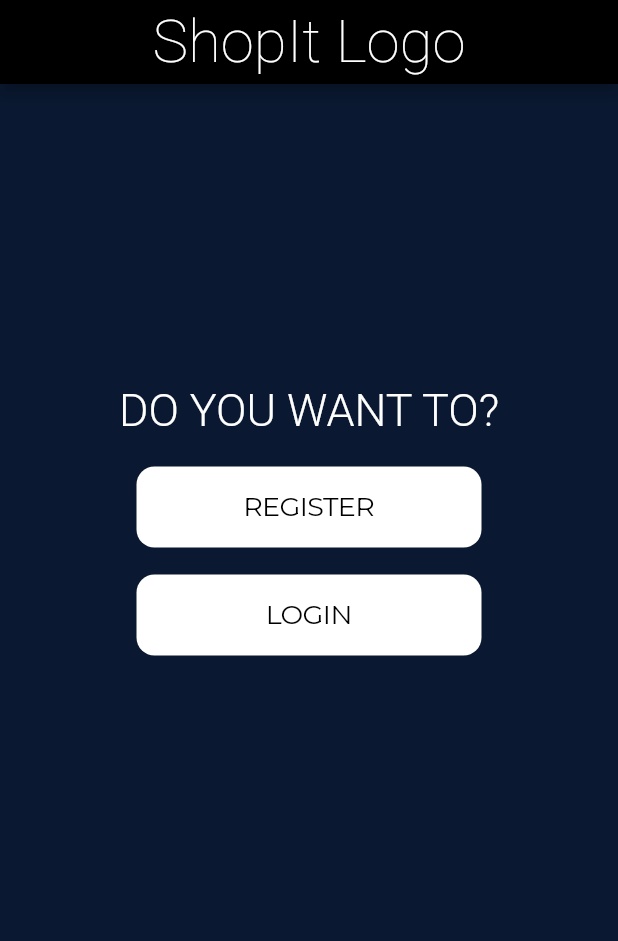
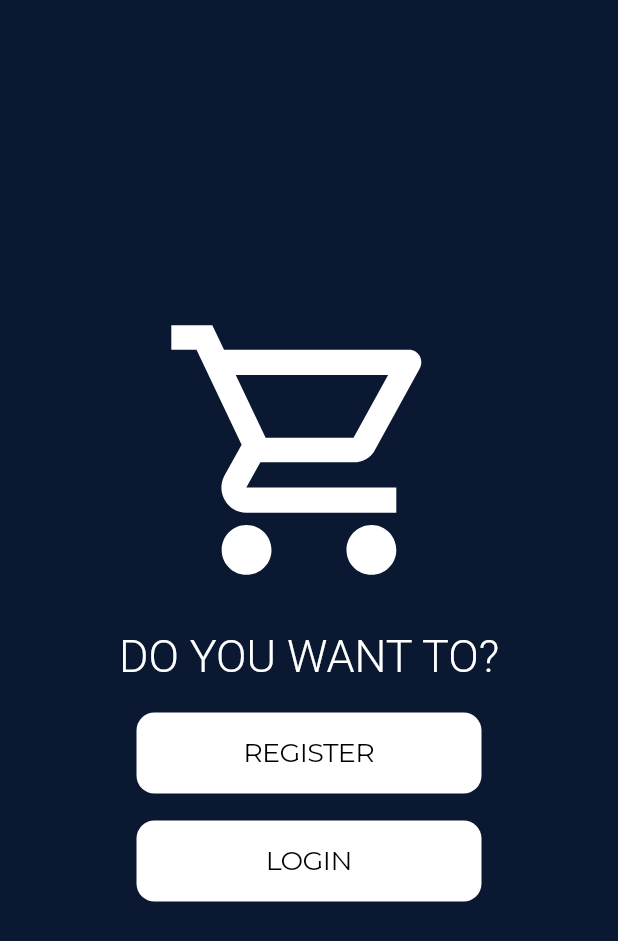
Before and after one commit to Soham041201/ShopIt, a Flutter app: the screen it shows after launch, on a phone screen of 412 x 824 dp. Shown: the top 941 px of the screen. Run offline on Flutter 3.47's test engine with Material 2 defaults, Android fonts, the phone set to English and light mode, and no system bars; our stand-ins replace cloud_firestore, firebase_auth, firebase_core, flutter_spinkit, google_fonts, google_sign_in; missing offline and left inert: cloud_firestore_web, firebase_auth_web, firebase_core_web, google_sign_in_web; accounts and stored records are empty; Roboto replaces fonts that are missing (SourceSansPro).

Commit message:
logo added

```diff
--- a/lib/Authentication-Soham/startPage.dart
+++ b/lib/Authentication-Soham/startPage.dart
@@ -16,6 +16,16 @@ class StartPage extends StatelessWidget {
           children: [
             SizedBox(
               height: 200,
+            ),
+            Hero(
+              tag: 'Logo',
+              child: Icon(
+                Icons.shopping_cart_outlined,
+                size: 200,
+              ),
+            ),
+            SizedBox(
+              height: 20,
             ),
             titleTextstyle('DO YOU WANT TO?'),
             SizedBox(
--- a/lib/Seller-Chinmayee/register.dart
+++ b/lib/Seller-Chinmayee/register.dart
@@ -14,9 +14,17 @@ class Register extends StatefulWidget {
   _RegisterSellerState createState() => _RegisterSellerState();
 }
 
-class _RegisterSellerState extends State<Register> {
+class _RegisterSellerState extends State<Register>
+    with TickerProviderStateMixin {
   String theirGroupValue = 'Buyer';
-
+  late final AnimationController _controller = AnimationController(
+    duration: const Duration(seconds: 2),
+    vsync: this,
+  )..repeat(reverse: true);
+  late final Animation<double> _animation = CurvedAnimation(
+    parent: _controller,
+    curve: Curves.elasticOut,
+  );
   final Map<String, Widget> logoWidgets = <String, Widget>{
     'Buyer': Text(
       "Buyer",
@@ -80,9 +88,18 @@ class _RegisterSellerState extends State<Register> {
                         SizedBox(
                           height: 25,
                         ),
+
                         titleTextstyle('Register'),
                         SizedBox(
-                          height: 65,
+                          height: 20,
+                        ),
+                        Hero(
+                          tag: 'Logo',
+                          child: Icon(
+                            Icons.shopping_cart_outlined,
+                            size: 100,
+                            color: Colors.white,
+                          ),
                         ),
                         bodyTextstyle(login, Colors.green, 25),
                         SizedBox(
--- a/lib/home/home.dart
+++ b/lib/home/home.dart
@@ -5,17 +5,6 @@ class Home extends StatelessWidget {
   @override
   Widget build(BuildContext context) {
     return Scaffold(
-      appBar: AppBar(
-        title: Center(
-          child: Text(
-            'ShopIt Logo',
-            style: TextStyle(
-                fontFamily: 'SourceSansPro',
-                fontWeight: FontWeight.w100,
-                fontSize: 40),
-          ),
-        ),
-      ),
       body: Wrapper(),
     );
   }
```
Also changed, not shown: lib/User-Saurav/UserHome.dart (+0 -27 lines), lib/User-Saurav/login.dart (+9 -1 lines), assets/images/shop_it_logo.png (added).
